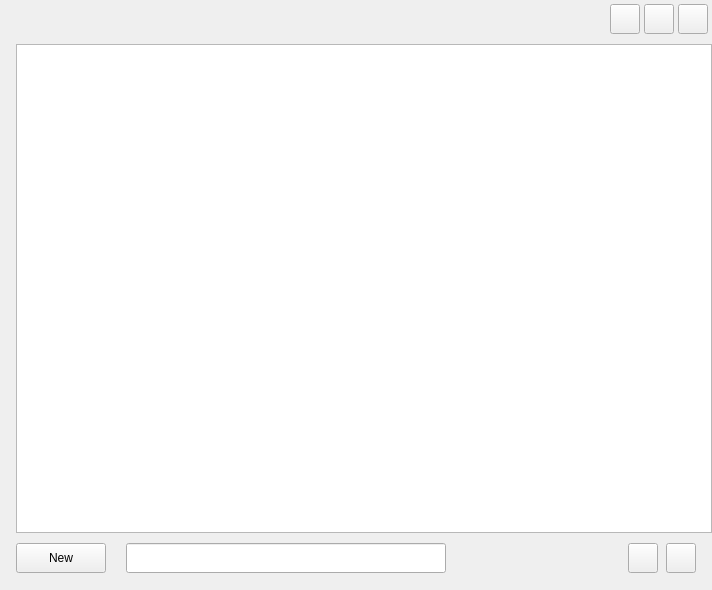
Old version of the form src/plugins/ukui-notebook/widget.ui in the repository ukui/ukui-sidebar.
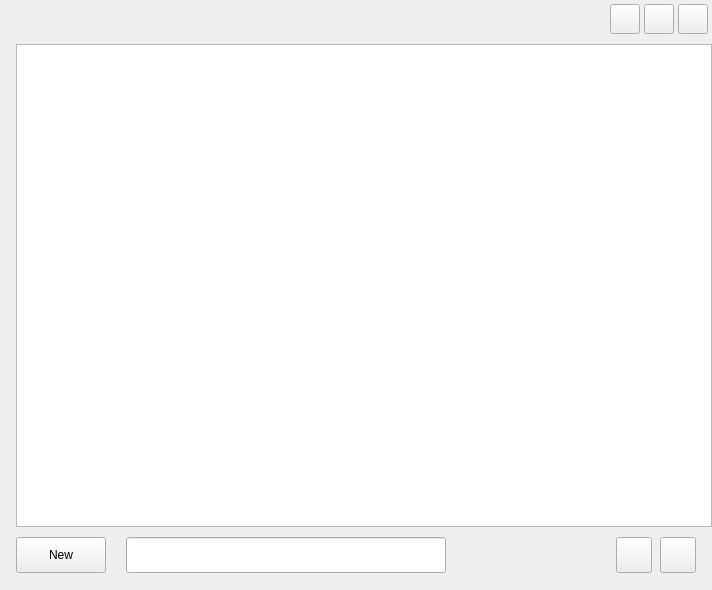
New version of the form. Icons and pictures are not drawn. Custom widgets are drawn as their Qt base class.

Commit message: Fix: Incomplete component font display

```diff
--- a/src/plugins/ukui-notebook/widget.ui
+++ b/src/plugins/ukui-notebook/widget.ui
@@ -223,13 +223,13 @@
          <property name="minimumSize">
           <size>
            <width>90</width>
-           <height>30</height>
+           <height>36</height>
           </size>
          </property>
          <property name="maximumSize">
           <size>
            <width>90</width>
-           <height>30</height>
+           <height>36</height>
           </size>
          </property>
          <property name="cursor">
@@ -261,13 +261,13 @@
          <property name="minimumSize">
           <size>
            <width>320</width>
-           <height>30</height>
+           <height>36</height>
           </size>
          </property>
          <property name="maximumSize">
           <size>
            <width>320</width>
-           <height>30</height>
+           <height>36</height>
           </size>
          </property>
          <property name="styleSheet">
@@ -302,14 +302,14 @@
         <widget class="QPushButton" name="trashButton">
          <property name="minimumSize">
           <size>
-           <width>30</width>
-           <height>30</height>
+           <width>36</width>
+           <height>36</height>
           </size>
          </property>
          <property name="maximumSize">
           <size>
-           <width>30</width>
-           <height>30</height>
+           <width>36</width>
+           <height>36</height>
           </size>
          </property>
          <property name="cursor">
@@ -340,14 +340,14 @@
         <widget class="QPushButton" name="viewChangeButton">
          <property name="minimumSize">
           <size>
-           <width>30</width>
-           <height>30</height>
+           <width>36</width>
+           <height>36</height>
           </size>
          </property>
          <property name="maximumSize">
           <size>
-           <width>30</width>
-           <height>30</height>
+           <width>36</width>
+           <height>36</height>
           </size>
          </property>
          <property name="styleSheet">
```
